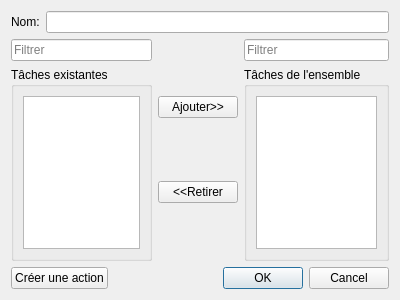
Qt form InfoDynamiqueQt/Vues/vuegestionensemble.ui (AlexandreGirardin/ProjetAnalyse) before a commit.
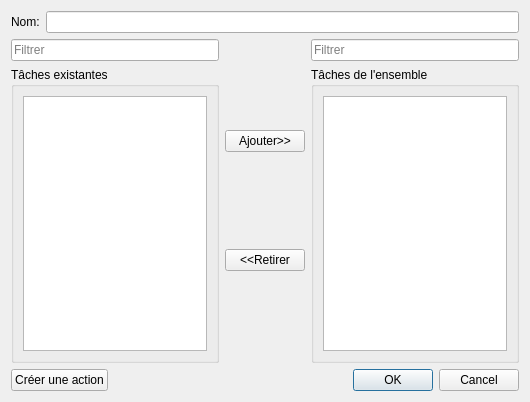
The same form after that commit.

The edit to the form file:
```diff
--- a/InfoDynamiqueQt/Vues/vuegestionensemble.ui
+++ b/InfoDynamiqueQt/Vues/vuegestionensemble.ui
@@ -6,8 +6,8 @@
    <rect>
     <x>0</x>
     <y>0</y>
-    <width>400</width>
-    <height>300</height>
+    <width>530</width>
+    <height>402</height>
    </rect>
   </property>
   <property name="windowTitle">
```
